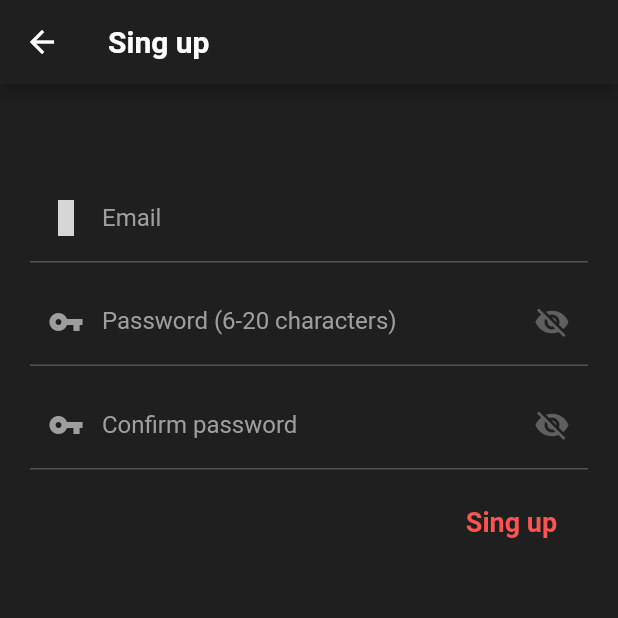
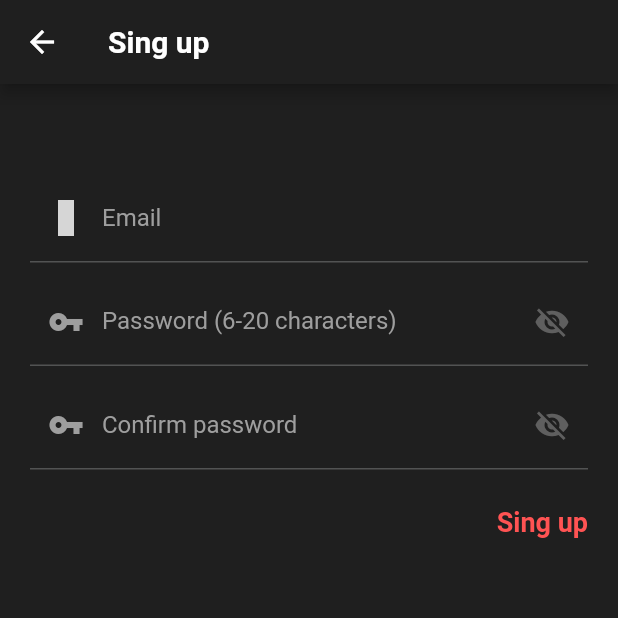
Before and after one commit to fckerr520r/music_info, a Flutter app: the SingUp screen opened by its route, on a phone screen of 412 x 824 dp, the top half of it. Run offline on Flutter 3.47's test engine with Material 2 defaults, Android fonts, the phone set to English and light mode, and no system bars; our stand-ins replace auto_size_text, dio, eva_icons_flutter, firebase_auth, firebase_core, fluttertoast and 3 more; missing offline and left inert: circle_flags; accounts and stored records are empty; network calls fail; grey boxes are pictures that could not be loaded.

```diff
--- a/lib/screens/auth/sing_up.dart
+++ b/lib/screens/auth/sing_up.dart
@@ -241,11 +241,11 @@ class _SingUpState extends State<SingUp> {
               SizedBox(
                 height: 20,
               ),
-              Padding(
-                padding: const EdgeInsets.only(left: 270),
-                child: SizedBox(
+              Row(
+                mainAxisAlignment: MainAxisAlignment.end,
+                children: [
+                  SizedBox(
                     height: 30,
-                  width: 70,
                     child: InkWell(
                       child: Align(
                         child: Text('Sing up'.tr,
@@ -257,6 +257,7 @@ class _SingUpState extends State<SingUp> {
                       },
                     ),
                   ),
+                ],
               )
             ],
           ),
```
Also changed, not shown: pubspec.yaml (+6 -4 lines), assets/icons/icon.png (added), pubspec.lock, 6 other files. Lines whose indentation alone changed are shown as unchanged.
